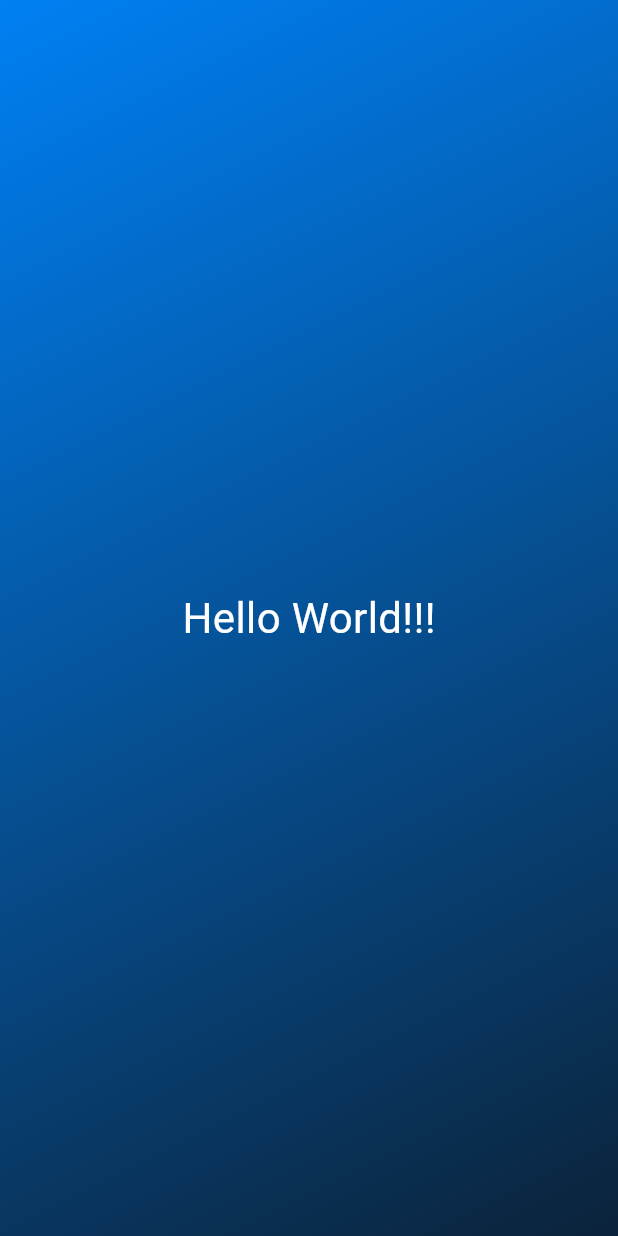
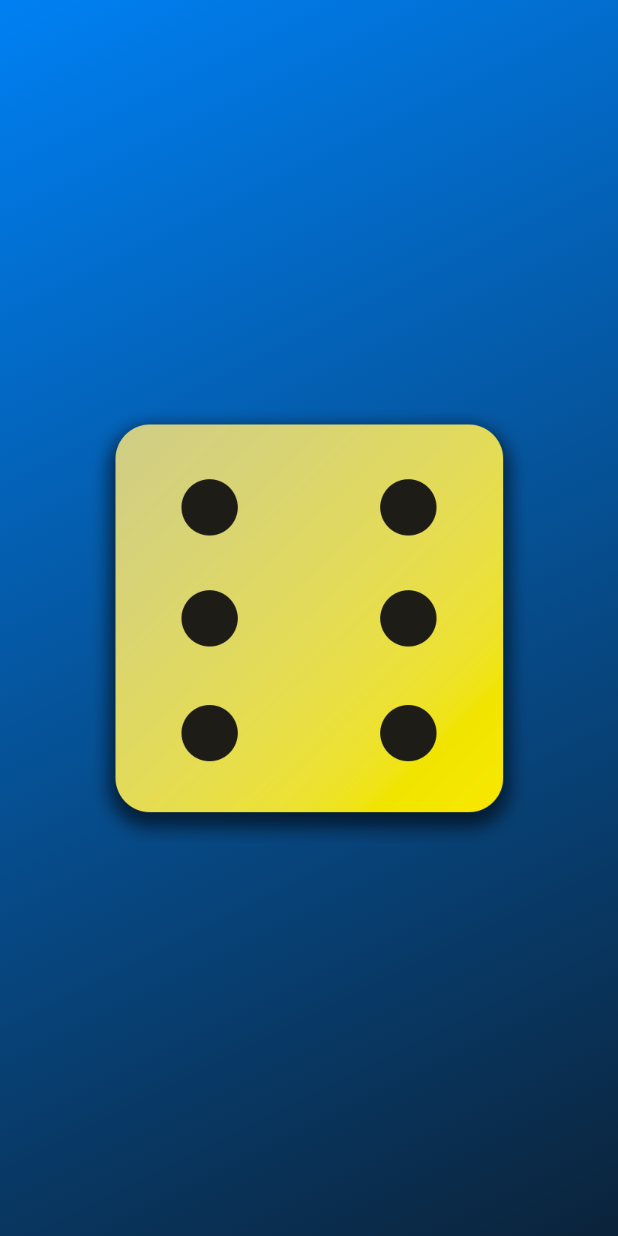
Before and after one commit to Yera17/flutter_projects, a Flutter app: the screen it shows after launch, on a phone screen of 412 x 824 dp. Run offline on Flutter 3.47's test engine with Material 3 defaults, Android fonts, the phone set to English and light mode, and no system bars.

```diff
--- a/lib/gradient_container.dart
+++ b/lib/gradient_container.dart
@@ -1,24 +1,29 @@
 import 'package:first_app/styled_text.dart';
 import 'package:flutter/material.dart';
 
+const startAlignment = Alignment.topLeft;
+const endAlignment = Alignment.bottomRight;
+
 class GradientContainer extends StatelessWidget {
-  const GradientContainer({super.key});
+  const GradientContainer(this.outputColors, {super.key});
+
+  final List<Color> outputColors;
 
   @override
   Widget build(context) {
     return Container(
-      decoration: const BoxDecoration(
+      decoration: BoxDecoration(
         gradient: LinearGradient(
-          colors: [
-            Color.fromARGB(255, 0, 128, 243),
-            Color.fromARGB(255, 11, 35, 58),
-          ],
-          begin: Alignment.topLeft,
-          end: Alignment.bottomRight,
+          colors: outputColors,
+          begin: startAlignment,
+          end: endAlignment,
         ),
       ),
-      child: const Center(
-        child: StyledText(),
+      child: Center(
+        child: Image.asset(
+          "assets/images/dice-6.png",
+          width: 300,
+        ),
       ),
     );
   }
--- a/lib/main.dart
+++ b/lib/main.dart
@@ -5,7 +5,12 @@ void main() {
   runApp(
     MaterialApp(
       home: Scaffold(
-        body: GradientContainer(),
+        body: GradientContainer(
+          [
+            Color.fromARGB(255, 0, 128, 243),
+            Color.fromARGB(255, 11, 35, 58),
+          ],
+        ),
       ),
     ),
   );
--- a/lib/styled_text.dart
+++ b/lib/styled_text.dart
@@ -1,13 +1,15 @@
 import 'package:flutter/material.dart';
 
 class StyledText extends StatelessWidget {
-  const StyledText({super.key});
+  const StyledText(this.text, {super.key});
+
+  final String text;
 
   @override
   Widget build(context) {
-    return const Text(
-      'Hello World!!!',
-      style: TextStyle(
+    return Text(
+      text,
+      style: const TextStyle(
         color: Colors.white,
         fontSize: 28,
       ),
```
Also changed, not shown: pubspec.yaml (+7 -3 lines), assets/images/dice-1.png (added), assets/images/dice-2.png (added), assets/images/dice-3.png (added), assets/images/dice-4.png (added), assets/images/dice-5.png (added), assets/images/dice-6.png (added).
